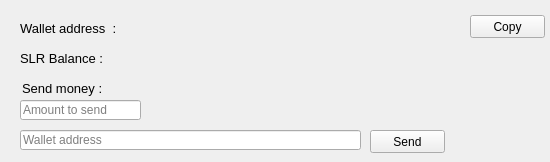
First picture: the form in gui/wallet.ui, repository LixNew2/Blockchain-Exemple, before the edit.
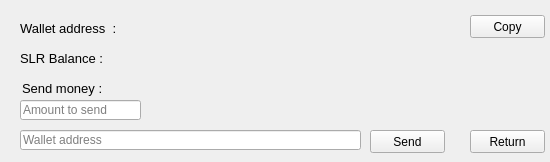
Second picture: the form after the edit. The open tabs and pages were chosen to show the change.

Patch:
```diff
--- a/gui/wallet.ui
+++ b/gui/wallet.ui
@@ -225,6 +225,19 @@
        <string>Amount to send</string>
       </property>
      </widget>
+     <widget class="QPushButton" name="pushButton_5">
+      <property name="geometry">
+       <rect>
+        <x>470</x>
+        <y>130</y>
+        <width>75</width>
+        <height>23</height>
+       </rect>
+      </property>
+      <property name="text">
+       <string>Return</string>
+      </property>
+     </widget>
     </widget>
    </widget>
   </widget>
```
